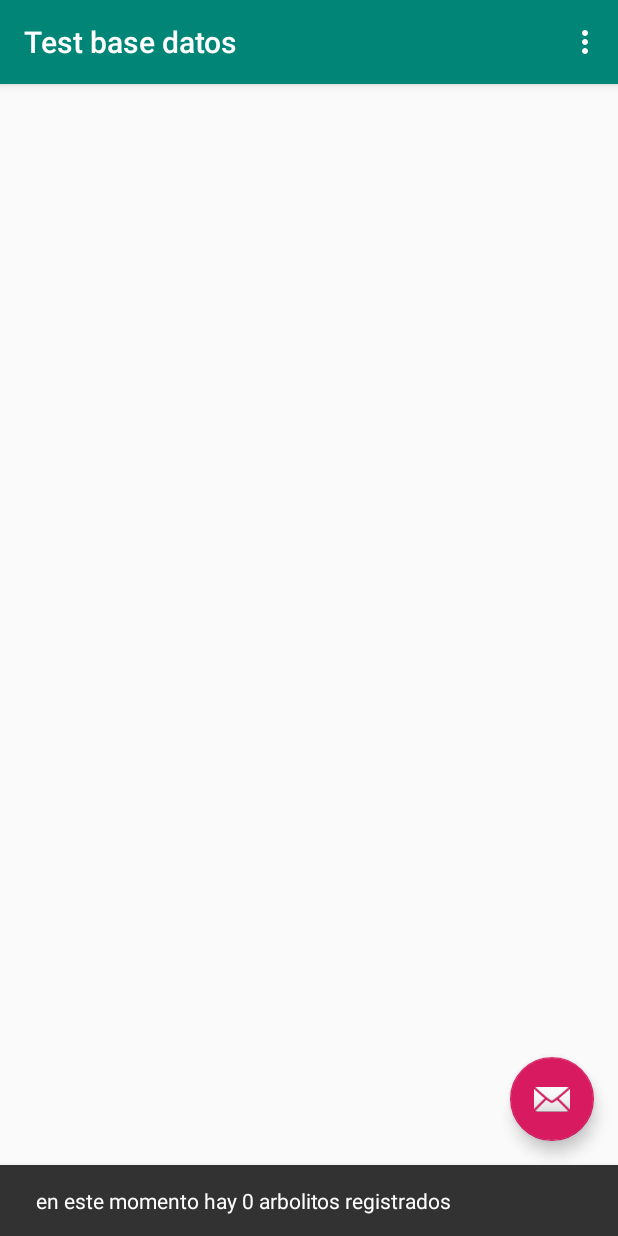
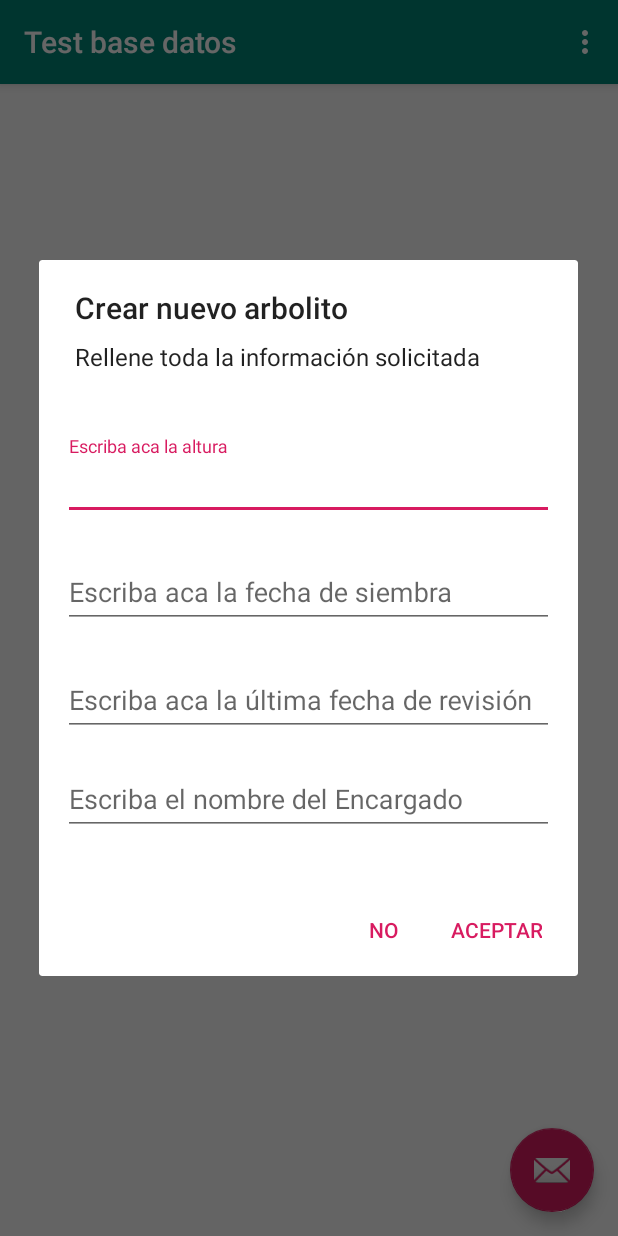
Before and after one commit to JamesPicado/Examen-2, an Android app: the screen it shows after launch (MainActivity), after a tap on an icon or button, on a phone screen of 412 x 824 dp. Run offline under Robolectric (Android 15) with nearby library versions, the phone set to English and light mode, and no system bars; libraries missing offline, so code that uses them is left out: com.raizlabs.android; 2 statements that could not run were skipped.

```diff
--- a/app/src/main/AndroidManifest.xml
+++ b/app/src/main/AndroidManifest.xml
@@ -6,6 +6,7 @@
         android:allowBackup="true"
         android:icon="@mipmap/ic_launcher"
         android:label="@string/app_name"
+        android:name=".database.TestApp"
         android:roundIcon="@mipmap/ic_launcher_round"
         android:supportsRtl="true"
         android:theme="@style/AppTheme">
--- a/app/src/main/java/net/unadeca/testdatabase/activities/MainActivity.java
+++ b/app/src/main/java/net/unadeca/testdatabase/activities/MainActivity.java
@@ -1,27 +1,32 @@
 package net.unadeca.testdatabase.activities;
 
+import android.content.DialogInterface;
 import android.os.Bundle;
+import android.support.design.widget.CoordinatorLayout;
 import android.support.design.widget.FloatingActionButton;
 import android.support.design.widget.Snackbar;
+import android.support.design.widget.TextInputLayout;
+import android.support.v7.app.AlertDialog;
 import android.support.v7.app.AppCompatActivity;
 import android.support.v7.widget.Toolbar;
+import android.view.LayoutInflater;
 import android.view.View;
 import android.view.Menu;
 import android.view.MenuItem;
 import android.widget.ArrayAdapter;
 import android.widget.ListView;
-
 import com.raizlabs.android.dbflow.sql.language.SQLite;
-
-
 import net.unadeca.testdatabase.R;
 import net.unadeca.testdatabase.database.models.Arbolito;
+import net.unadeca.testdatabase.database.models.Arbolito_Table;
 
 import java.util.Arrays;
 import java.util.List;
 
 public class MainActivity extends AppCompatActivity {
+
     private  ListView lista;
+    private CoordinatorLayout view;
     @Override
     protected void onCreate(Bundle savedInstanceState) {
         super.onCreate(savedInstanceState);
@@ -29,22 +34,24 @@ public class MainActivity extends AppCompatActivity {
         Toolbar toolbar = (Toolbar) findViewById(R.id.toolbar);
         setSupportActionBar(toolbar);
         lista = findViewById(R.id.lista);
+        view = findViewById(R.id.content);
         setAdapter();
-        Arbolito pino = new Arbolito();
-        pino.altura = 4;
-        pino.fecha_plantado = "2019-01-01";
-        pino.fecha_ultima_revision = "2019-02-01";
-        pino.plantado_por = "Juan Martinez";
-        pino.save();
 
-        Arbolito cedro = new Arbolito();
-        cedro.altura = 10;
-        cedro.fecha_plantado = "2017-01-01";
-        cedro.fecha_plantado = "2019-02-01";
-        cedro.plantado_por = "Martin Perez";
-        cedro.save();
+ //      Arbolito pino = new Arbolito();
+ //      pino.altura = 4;
+ //       pino.fecha_plantado = "2019-01-01";
+ //       pino.fecha_ultima_revision = "2019-02-01";
+ //       pino.plantado_por = "Juan Martinez";
+ //       pino.save();
 
+  //      Arbolito cedro = new Arbolito();
+  //      cedro.altura = 10;
+ //       cedro.fecha_plantado = "2017-01-01";
+//        cedro.fecha_plantado = "2019-02-01";
+ //       cedro.plantado_por = "Martin Perez";
+//        cedro.save();
 
+        //borrarArbolito();
 
         FloatingActionButton fab = (FloatingActionButton) findViewById(R.id.fab);
         fab.setOnClickListener(new View.OnClickListener() {
@@ -59,9 +66,12 @@ public class MainActivity extends AppCompatActivity {
 //                cedro.save();
 
                 //ej 2
-                long contadorArbolitos = SQLite.selectCountOf().from(Arbolito.class).count();
-                Snackbar.make(view, "en este momento hay "+ contadorArbolitos +" arbolitos registrados", Snackbar.LENGTH_LONG)
-                        .setAction("Action", null).show();
+ //               long contadorArbolitos = SQLite.selectCountOf().from(Arbolito.class).count();
+ //               Snackbar.make(view, "en este momento hay "+ contadorArbolitos +" arbolitos registrados", Snackbar.LENGTH_LONG)
+ //                       .setAction("Action", null).show();
+
+                //implementacion del dialog
+                mostrarDialog();
             }
         });
     }
@@ -102,5 +112,77 @@ public class MainActivity extends AppCompatActivity {
         lista.setAdapter(new ArrayAdapter<>(this, android.R.layout.simple_list_item_1, getArbolitos()));
     }
 
+    public void mostrarDialog(){
+        LayoutInflater layoutInflater = LayoutInflater.from(this);
+        View formulario = layoutInflater.inflate(R.layout.formulario, null);
 
+        AlertDialog.Builder builder = new AlertDialog.Builder(this);
+        builder.setView(formulario);
+        final TextInputLayout altura = formulario.findViewById(R.id.txtAltura);
+        final TextInputLayout siembra = formulario.findViewById(R.id.txtFechaSiembra);
+        final TextInputLayout revision = formulario.findViewById(R.id.txtCheck);
+        final TextInputLayout encargado = formulario.findViewById(R.id.txtEncargado);
+
+        builder.setMessage("Rellene toda la información solicitada")
+                .setTitle("Crear nuevo arbolito")
+                .setCancelable(false)
+                .setPositiveButton("Aceptar", new DialogInterface.OnClickListener() {
+                    @Override
+                    public void onClick(DialogInterface dialog, int which) {
+                        try{
+                            validate(altura, siembra, revision, encargado);
+                            guardarABD(altura, siembra,  revision,encargado);
+                        }catch (Exception e){
+                            Snackbar.make(view, e.getMessage(), Snackbar.LENGTH_LONG)
+                                    .setAction("Action", null).show();
+                        }
+                        dialog.dismiss();
+                    }
+                }).setNegativeButton("No", new DialogInterface.OnClickListener() {
+            @Override
+            public void onClick(DialogInterface dialog, int which) {
+                dialog.dismiss();
+            }
+        });
+        AlertDialog dialogo = builder.create();
+        dialogo.show();
+    }
+
+    private void validate(TextInputLayout a, TextInputLayout s, TextInputLayout c, TextInputLayout e) throws Exception{
+        if(a.getEditText().getText().toString().isEmpty())
+            throw new Exception("Necesita escribir la altura del arbolito");
+
+        if(s.getEditText().getText().toString().isEmpty())
+            throw new Exception("Necesita escribir la fecha de siembra del arbolito");
+
+        if(c.getEditText().getText().toString().isEmpty())
+            throw new Exception("Necesita escribir la fecha de check del arbolito");
+
+        if(e.getEditText().getText().toString().isEmpty())
+            throw new Exception("Necesita escribir el encargado del arbolito");
+
+    }
+
+    private void guardarABD(TextInputLayout a, TextInputLayout s, TextInputLayout c, TextInputLayout e){
+        Arbolito arbolito = new Arbolito();
+        arbolito.altura = Integer.parseInt(a.getEditText().getText().toString());
+        arbolito.fecha_plantado = s.getEditText().getText().toString();
+        arbolito.fecha_ultima_revision = c.getEditText().getText().toString();
+        arbolito.plantado_por = e.getEditText().getText().toString();
+        arbolito.save();
+        Snackbar.make(view, "Se ha guardado el arbolito!", Snackbar.LENGTH_LONG)
+                .setAction("Action", null).show();
+
+        setAdapter();
+
+    }
+
+    private void borrarArbolito(){
+        //Delete.table(Arbolito.class);
+        SQLite.delete().from(Arbolito.class).where(Arbolito_Table.altura.between(1).and(10)).execute();
+        setAdapter();
+
+        Snackbar.make(view, "hemos borrado el listado de arbolitos!", Snackbar.LENGTH_LONG)
+                .setAction("Action", null).show();
+    }
 }
--- a/app/src/main/java/net/unadeca/testdatabase/database/models/Arbolito.java
+++ b/app/src/main/java/net/unadeca/testdatabase/database/models/Arbolito.java
@@ -2,10 +2,14 @@ package net.unadeca.testdatabase.database.models;
 
 import com.raizlabs.android.dbflow.annotation.Column;
 import com.raizlabs.android.dbflow.annotation.PrimaryKey;
+import com.raizlabs.android.dbflow.annotation.Table;
 import com.raizlabs.android.dbflow.structure.BaseModel;
+
+import net.unadeca.testdatabase.database.TestDatabase;
 
 import java.util.Locale;
 
+@Table(database = TestDatabase.class)
 public class Arbolito extends BaseModel {
 
     @Column
--- a/app/src/main/res/layout/activity_main.xml
+++ b/app/src/main/res/layout/activity_main.xml
@@ -3,6 +3,7 @@
     xmlns:app="http://schemas.android.com/apk/res-auto"
     xmlns:tools="http://schemas.android.com/tools"
     android:layout_width="match_parent"
+    android:id="@+id/content"
     android:layout_height="match_parent"
     tools:context=".activities.MainActivity">
 
```
